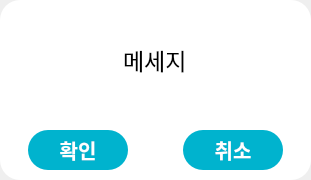
Before: the Qt Designer form client/view/view_check.ui in si-yeon/management_program, drawn with Qt 5.
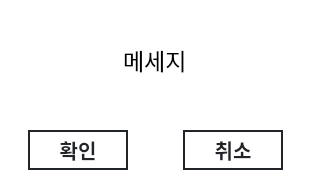
After: the same form once the commit is applied.

```diff
--- a/client/view/view_check.ui
+++ b/client/view/view_check.ui
@@ -59,8 +59,6 @@
       <string notr="true">QWidget{
 font-family: Pretendard;
 background-color: rgb(255, 255, 255);
-border-top-left-radius : 20;
-border-top-right-radius : 20;
 }</string>
      </property>
      <layout class="QHBoxLayout" name="horizontalLayout_3">
@@ -107,8 +105,6 @@
       <string notr="true">QWidget{
 font-family: Pretendard;
 background-color: rgb(255, 255, 255);
-border-bottom-left-radius : 20;
-border-bottom-right-radius : 20;
 }</string>
      </property>
      <layout class="QHBoxLayout" name="horizontalLayout_2">
@@ -139,15 +135,18 @@
          <font>
           <family>Pretendard</family>
           <pointsize>-1</pointsize>
-          <bold>false</bold>
+          <weight>62</weight>
+          <bold>true</bold>
          </font>
         </property>
         <property name="styleSheet">
-         <string notr="true">background: #00b3ce;
-    color: #ffffff;
+         <string notr="true">border: 2px solid #212529;
+    background-color: #fff;
+    color: #212529;
     font-weight: 500;
-border-radius: 20px;
-    font-size: 20px;</string>
+    font-size: 20px;
+    border-top-left-radius: 0.3rem;
+    border-top-right-radius: 0.3rem;</string>
         </property>
         <property name="text">
          <string>확인</string>
@@ -166,15 +165,18 @@
          <font>
           <family>Pretendard</family>
           <pointsize>-1</pointsize>
-          <bold>false</bold>
+          <weight>62</weight>
+          <bold>true</bold>
          </font>
         </property>
         <property name="styleSheet">
-         <string notr="true">background: #00b3ce;
-    color: #ffffff;
+         <string notr="true">border: 2px solid #212529;
+    background-color: #fff;
+    color: #212529;
     font-weight: 500;
-border-radius: 20px;
-    font-size: 20px;</string>
+    font-size: 20px;
+    border-top-left-radius: 0.3rem;
+    border-top-right-radius: 0.3rem;</string>
         </property>
         <property name="text">
          <string>취소</string>
```
